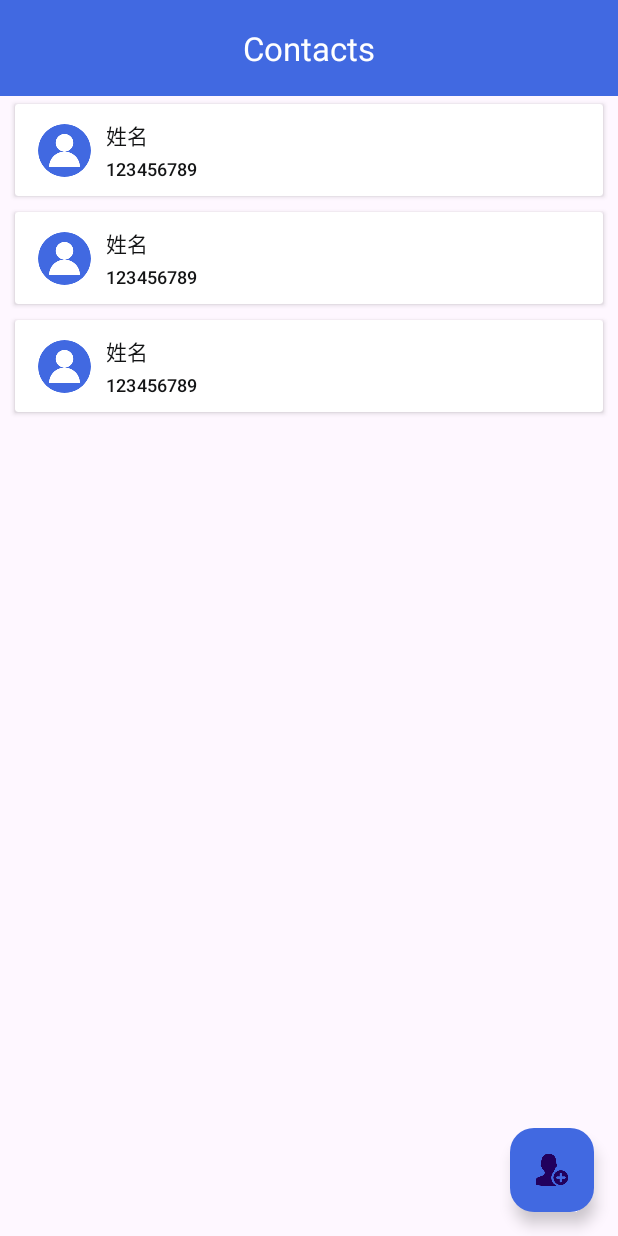
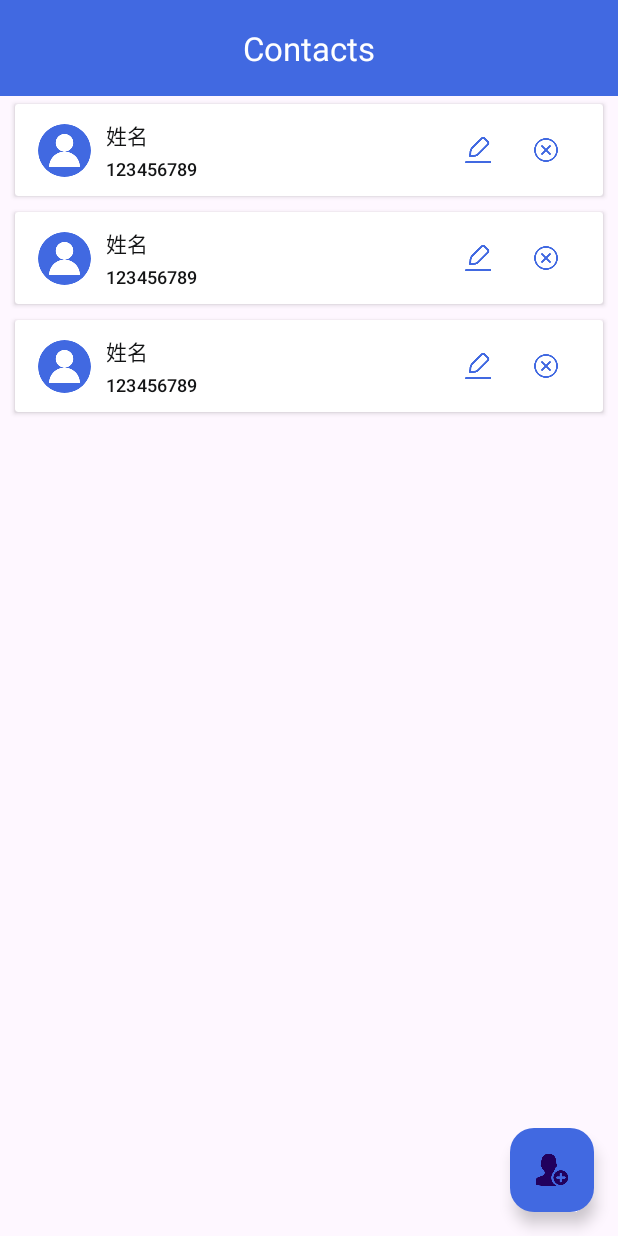
Before and after one commit to a453826252/PeakRinger, an Android app: the layout fragment_contacts_list.xml on its own in the app's theme, with its tools: preview values and no code run, on a phone screen of 412 x 824 dp. Run offline under Robolectric (Android 15) with nearby library versions, the phone set to English and light mode, and no system bars.

Commit message:
删除联系人

```diff
--- a/app/src/main/java/com/zaz/peakringer/repository/db/ContactsDao.kt
+++ b/app/src/main/java/com/zaz/peakringer/repository/db/ContactsDao.kt
@@ -23,5 +23,5 @@ interface ContactsDao {
     fun addContact(contact:ContactsBean)
 
     @Delete
-    fun delete(contact:ContactsBean)
+    fun delete(contact:ContactsBean):Int
 }
--- a/app/src/main/res/layout/item_contacts.xml
+++ b/app/src/main/res/layout/item_contacts.xml
@@ -4,14 +4,14 @@
     xmlns:tools="http://schemas.android.com/tools"
     android:layout_width="match_parent"
     android:layout_height="wrap_content"
-    android:layout_marginVertical="5dp"
-    android:layout_marginHorizontal="10dp">
+    android:layout_marginHorizontal="10dp"
+    android:layout_marginVertical="5dp">
 
     <androidx.constraintlayout.widget.ConstraintLayout
+        android:layout_width="match_parent"
+        android:layout_height="wrap_content"
         android:paddingHorizontal="15dp"
-        android:paddingVertical="10dp"
-        android:layout_width="match_parent"
-        android:layout_height="wrap_content">
+        android:paddingVertical="10dp">
 
         <com.zaz.support.widget.RoundImageView
             android:id="@+id/item_contact_profile_photo"
@@ -46,5 +46,27 @@
             app:layout_constraintLeft_toLeftOf="@id/item_contact_name"
             app:layout_constraintTop_toBottomOf="@id/item_contact_name"
             tools:text="123456789" />
+
+        <ImageView
+            android:id="@+id/item_contact_del_btn"
+            android:layout_width="25dp"
+            android:layout_height="25dp"
+            android:layout_marginEnd="10dp"
+            android:padding="3dp"
+            android:src="@mipmap/ic_delete"
+            app:layout_constraintBottom_toBottomOf="parent"
+            app:layout_constraintRight_toRightOf="parent"
+            app:layout_constraintTop_toTopOf="parent" />
+
+        <ImageView
+            android:id="@+id/item_contact_edit_btn"
+            android:layout_width="25dp"
+            android:layout_height="25dp"
+            android:layout_marginEnd="20dp"
+            android:padding="3dp"
+            android:src="@mipmap/ic_edit"
+            app:layout_constraintBottom_toBottomOf="parent"
+            app:layout_constraintRight_toLeftOf="@id/item_contact_del_btn"
+            app:layout_constraintTop_toTopOf="parent" />
     </androidx.constraintlayout.widget.ConstraintLayout>
 </androidx.cardview.widget.CardView>
--- a/app/src/main/res/values/strings.xml
+++ b/app/src/main/res/values/strings.xml
@@ -15,4 +15,6 @@
     <string name="pick_contact_from_phonebook">Pick a contact from phonebook</string>
     <string name="request_contacts_permission_failed">Failed to get permission to read contacts. Please try again(%d).</string>
     <string name="pick_contacts_failed">Failed to add contact. Please try again.</string>
+    <string name="del_failed">Delete failed, please try again</string>
+    <string name="del_succeed">Delete successful</string>
 </resources>
--- a/support/src/main/java/com/zaz/support/utils/Extension.kt
+++ b/support/src/main/java/com/zaz/support/utils/Extension.kt
@@ -2,18 +2,21 @@ package com.zaz.support.utils
 
 import android.content.Context
 import android.content.res.Resources
+import android.util.Log
 import android.util.TypedValue
 import androidx.annotation.DrawableRes
 import androidx.datastore.core.DataStore
 import androidx.datastore.preferences.core.Preferences
 import androidx.datastore.preferences.core.booleanPreferencesKey
 import androidx.datastore.preferences.preferencesDataStore
+import java.io.File
+import java.io.FileOutputStream
+import java.io.InputStream
 
 /********************DataStore*********************/
 val Context.prConfig: DataStore<Preferences> by preferencesDataStore(name = "pr_config")
 val requestRolePermissionDialogNotShowAgain =
     booleanPreferencesKey("requestRolePermissionDialogNotShowAgain")
-
 
 /**Density**/
 val Float.dp
```
Also changed, not shown: app/src/main/java/com/zaz/peakringer/config/Config.kt (added, +7 -0 lines), app/src/main/java/com/zaz/peakringer/fragment/contacts/ContactsAdapter.kt (+30 -1 lines), app/src/main/java/com/zaz/peakringer/fragment/contacts/ContactsBean.kt (+5 -2 lines), app/src/main/java/com/zaz/peakringer/fragment/contacts/ContactsFragment.kt (+18 -3 lines), app/src/main/java/com/zaz/peakringer/fragment/contacts/ContactsFragmentVM.kt (+38 -3 lines), app/src/main/java/com/zaz/peakringer/repository/db/PRDbRepository.kt (+12 -0 lines), app/src/main/res/mipmap/ic_delete.png (added), app/src/main/res/mipmap/ic_edit.png (added), 1 other file.
